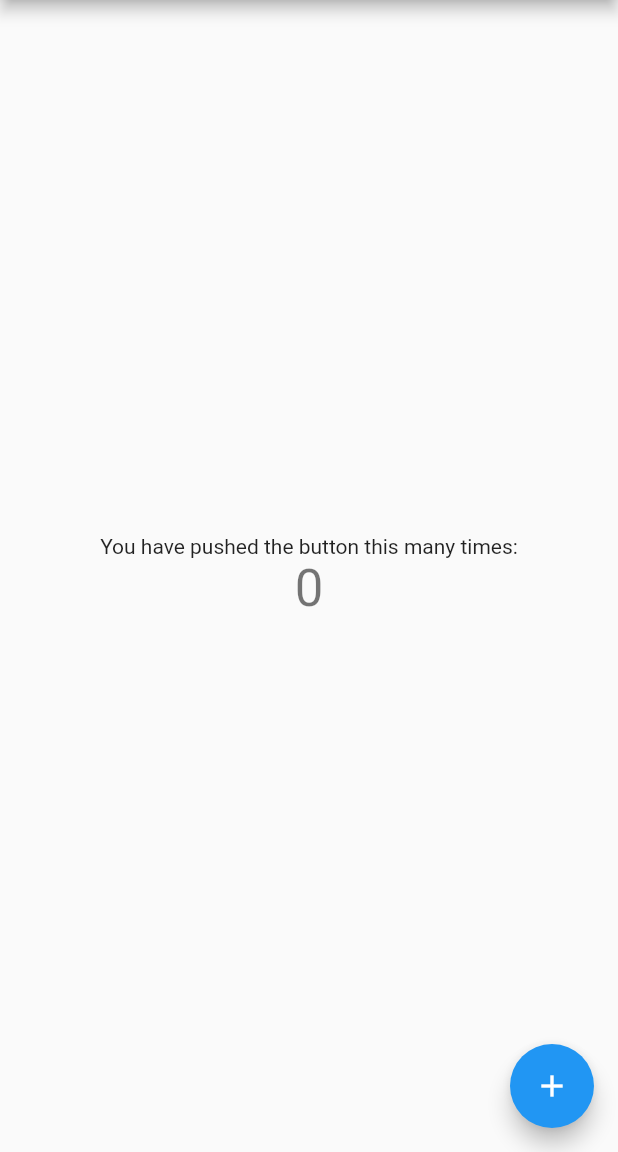
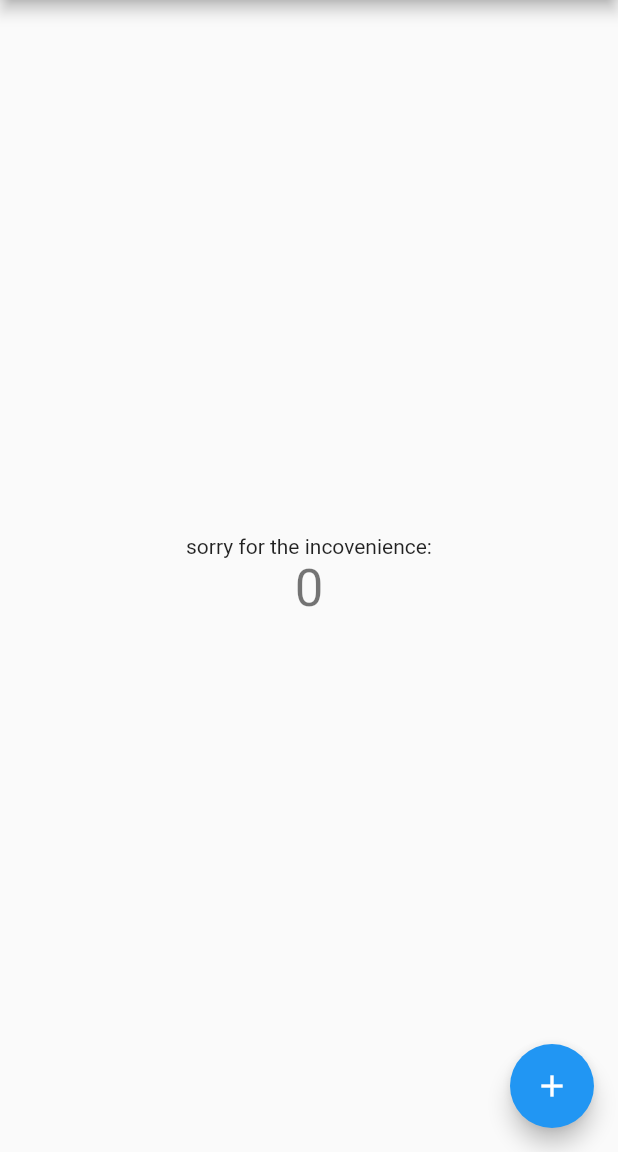
Before and after one commit to rahulmp007/myrepo, a Flutter app: the screen it shows after launch, on a phone screen of 412 x 824 dp, the part 84-1236 px from its top. Run offline on Flutter 3.47's test engine with Material 2 defaults, Android fonts, the phone set to English and light mode, and no system bars.

Commit message:
new change

```diff
--- a/lib/main.dart
+++ b/lib/main.dart
@@ -98,7 +98,7 @@ class _MyHomePageState extends State<MyHomePage> {
           mainAxisAlignment: MainAxisAlignment.center,
           children: <Widget>[
             Text(
-              'You have pushed the button this many times:',
+              'sorry for the incovenience:',
             ),
             Text(
               '$_counter',
```
